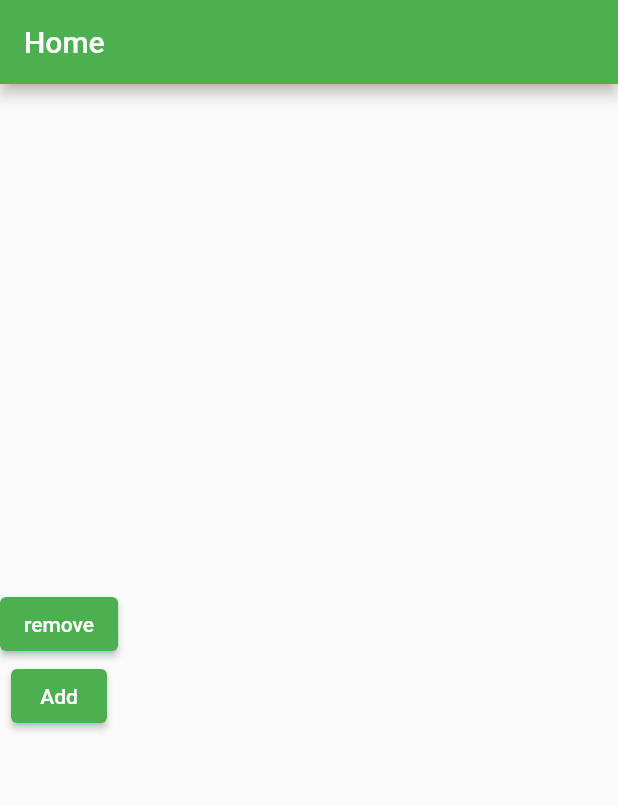
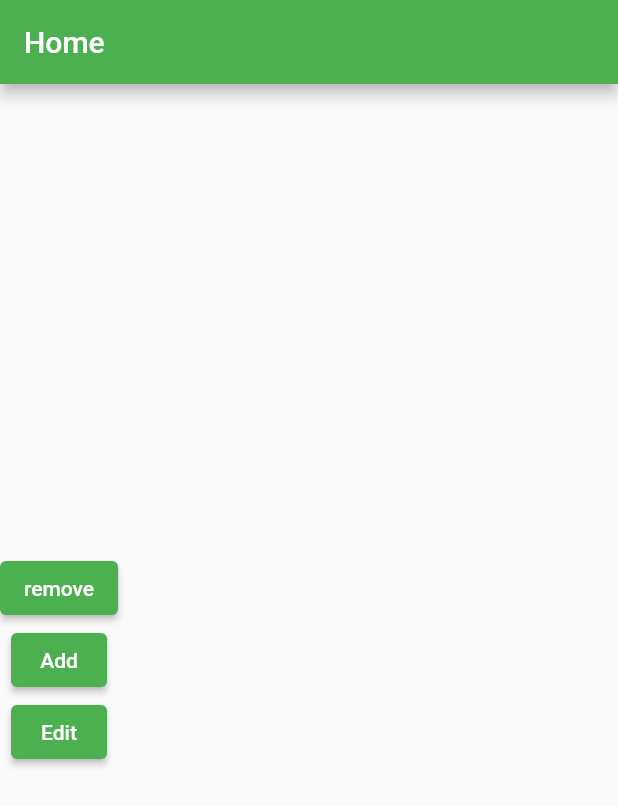
Before and after one commit to ihsankottupadam/test, a Flutter app: the screen it shows after launch, on a phone screen of 412 x 824 dp. Shown: the top 806 px of the screen. Run offline on Flutter 3.47's test engine with Material 2 defaults, Android fonts, the phone set to English and light mode, and no system bars.

Commit message:
edit btn

```diff
--- a/lib/screen_home.dart
+++ b/lib/screen_home.dart
@@ -24,7 +24,8 @@ class _HomeScreenState extends State<HomeScreen> {
               onPressed: () {
                 add();
               },
-              child: const Text('Add'))
+              child: const Text('Add')),
+          ElevatedButton(onPressed: () {}, child: const Text('Edit'))
         ],
       ),
     );
```
